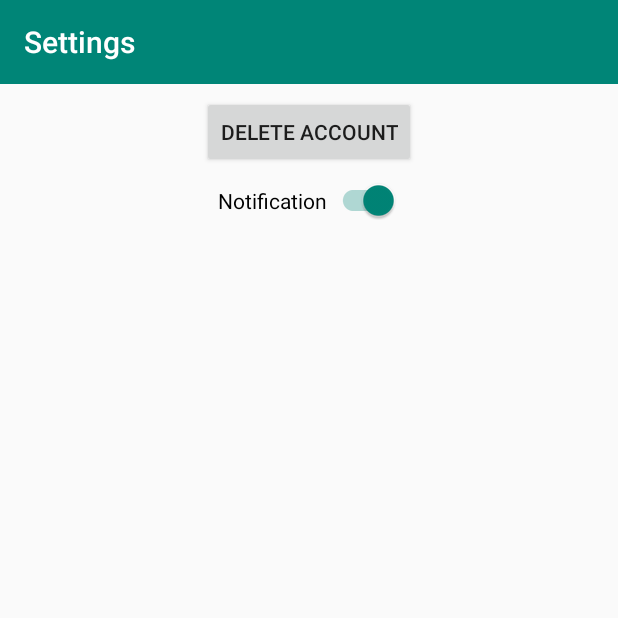
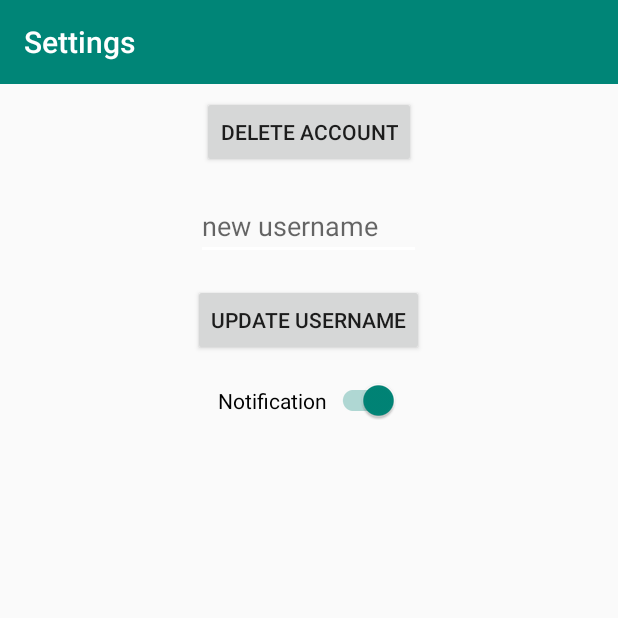
Before and after one commit to k4iz0/Go4Lunch, an Android app: the SettingsActivity screen opened directly, with no data from a screen before it, on a phone screen of 412 x 824 dp, the top half of it. Run offline under Robolectric (Android 15) with nearby library versions, the light colour scheme and no system bars; our stand-ins replace ButterKnife, Firebase (no records; nobody signed in at launch, a user with empty details on screens opened directly).

Commit message:
implement update username fonctionnality in setting

```diff
--- a/app/src/main/java/ltd/kaizo/go4lunch/controller/activities/BaseActivity.java
+++ b/app/src/main/java/ltd/kaizo/go4lunch/controller/activities/BaseActivity.java
@@ -24,7 +24,7 @@ public abstract class BaseActivity extends AppCompatActivity {
     protected void onCreate(@Nullable Bundle savedInstanceState) {
         super.onCreate(savedInstanceState);
         this.setContentView(this.getFragmentLayout());
-        ButterKnife.bind(this);
+        ButterKnife.bind(this,this);
         DataRecordHelper.init(getApplicationContext());
 
         this.configureDesign();
@@ -67,7 +67,7 @@ public abstract class BaseActivity extends AppCompatActivity {
      *
      * @return the on failure listener
      */
-    // --------------------
+// --------------------
     //ERROR HANDLER
     // --------------------
     protected OnFailureListener onFailureListener() {
--- a/app/src/main/java/ltd/kaizo/go4lunch/controller/activities/SettingsActivity.java
+++ b/app/src/main/java/ltd/kaizo/go4lunch/controller/activities/SettingsActivity.java
@@ -3,17 +3,22 @@ package ltd.kaizo.go4lunch.controller.activities;
 import android.content.DialogInterface;
 import android.content.Intent;
 import android.support.annotation.NonNull;
+import android.support.design.widget.CoordinatorLayout;
+import android.support.design.widget.Snackbar;
 import android.support.v7.app.ActionBar;
 import android.support.v7.app.AlertDialog;
 import android.support.v7.widget.SwitchCompat;
 import android.support.v7.widget.Toolbar;
 import android.util.Log;
 import android.view.ContextThemeWrapper;
+import android.view.Gravity;
 import android.view.View;
-import android.widget.Switch;
+import android.widget.EditText;
+import android.widget.Toast;
 
 import com.firebase.ui.auth.AuthUI;
 import com.google.android.gms.tasks.OnCompleteListener;
+import com.google.android.gms.tasks.OnFailureListener;
 import com.google.android.gms.tasks.OnSuccessListener;
 import com.google.android.gms.tasks.Task;
 
@@ -35,17 +40,22 @@ public class SettingsActivity extends BaseActivity {
      * The constant DELETE_USER_TASK.
      */
     private static final int DELETE_USER_TASK = 20;
-
+    CoordinatorLayout activitySettingLayout;
     /**
      * The Toolbar.
      */
     @BindView(R.id.setting_activity_toolbar)
     Toolbar toolbar;
+    /**
+     * The Notification switch.
+     */
     @BindView(R.id.activity_setting_notification_switch)
     SwitchCompat notificationSwitch;
     /**
      * The Tag.
      */
+    @BindView(R.id.activity_setting_username_edit_text)
+    EditText usernameEditText;
     private String TAG = getClass().getSimpleName();
 
     @Override
@@ -57,6 +67,7 @@ public class SettingsActivity extends BaseActivity {
     public void configureDesign() {
         this.configureToolbar();
         this.configureNotificationSwitch();
+        activitySettingLayout = findViewById(R.id.activity_setting_coordinator_layout);
     }
 
     /**
@@ -79,6 +90,43 @@ public class SettingsActivity extends BaseActivity {
 
     }
 
+    /**
+     * Configure on click update username button.
+     */
+    @OnClick(R.id.activity_setting_update_username_btn)
+    public void configureOnClickUpdateUsernameButton(final View view) {
+        if (isUsernameValid()) {
+            UserHelper.updateUsername(usernameEditText.getText().toString(), getCurrentUser().getUid()).addOnCompleteListener(new OnCompleteListener<Void>() {
+                @Override
+                public void onComplete(@NonNull Task<Void> task) {
+                    if (task.isSuccessful()) {
+                        Toast.makeText(getApplicationContext(), getString(R.string.update_usermane_success)+" "+usernameEditText.getText().toString(), Toast.LENGTH_SHORT).show();
+                    }
+                }
+            }).addOnFailureListener(new OnFailureListener() {
+                @Override
+                public void onFailure(@NonNull Exception e) {
+                    Toast.makeText(getApplicationContext(), getString(R.string.error_unknown_error), Toast.LENGTH_SHORT).show();
+                }
+            });
+        } else {
+            Toast.makeText(this, getString(R.string.updateUsernameError), Toast.LENGTH_SHORT).show();
+        }
+    }
+
+    /**
+     * return true if the username is bigger than 2 characters
+     * and different from previous username
+     *
+     * @return Boolean
+     */
+    private Boolean isUsernameValid() {
+        return usernameEditText.getText().length() > 2 && !usernameEditText.getText().equals(getCurrentUser().getDisplayName());
+    }
+
+    /**
+     * Configure notification switch.
+     */
     public void configureNotificationSwitch() {
         if (read(NOTIFICATION_ENABLE, true)) {
             notificationSwitch.setChecked(true);
@@ -146,6 +194,7 @@ public class SettingsActivity extends BaseActivity {
         };
     }
 
+
     /**
      * Configure toolbar.
      */
--- a/app/src/main/java/ltd/kaizo/go4lunch/models/API/UserHelper.java
+++ b/app/src/main/java/ltd/kaizo/go4lunch/models/API/UserHelper.java
@@ -107,9 +107,21 @@ public class UserHelper {
 
     }
 
- public static Task<Void> updateLikeRestaurant(String restaurantId, String uid) {
+    /**
+     * Update like restaurant task.
+     *
+     * @param restaurantId the restaurant id
+     * @param uid          the uid
+     * @return the task
+     */
+    public static Task<Void> updateLikeRestaurant(String restaurantId, String uid) {
 
         return UserHelper.getUsersCollection().document(uid).update("restaurantLikeList",FieldValue.arrayUnion(restaurantId));
+
+    }
+    // --- UPDATE ---
+    public static Task<Void> updateUsername(String username, String uid) {
+        return UserHelper.getUsersCollection().document(uid).update("username", username);
 
     }
 
@@ -126,11 +138,20 @@ public class UserHelper {
         return UserHelper.getUsersCollection().document(uid).delete();
 
     }
+
+    /**
+     * Delete like restaurant task.
+     *
+     * @param restaurantId the restaurant id
+     * @param uid          the uid
+     * @return the task
+     */
     public static Task<Void> deleteLikeRestaurant(String restaurantId, String uid) {
 
         return UserHelper.getUsersCollection().document(uid).update("restaurantLikeList",FieldValue.arrayRemove(restaurantId));
 
     }
+
     /**
      * Gets user data from id.
      *
--- a/app/src/main/java/ltd/kaizo/go4lunch/views/Adapter/MatesRecycleAdapter.java
+++ b/app/src/main/java/ltd/kaizo/go4lunch/views/Adapter/MatesRecycleAdapter.java
@@ -25,7 +25,7 @@ public class MatesRecycleAdapter extends FirestoreRecyclerAdapter<User, MatesVie
 
     /**
      * Create a new RecyclerView adapter that listens to a Firestore Query.  See {@link
-     * FirestoreRecyclerOptions}* for configuration options.
+     * FirestoreRecyclerOptions}** for configuration options.
      *
      * @param options the options
      * @param glide   the glide
--- /dev/null
+++ b/app/src/main/res/layout-v26/activity_settings.xml
@@ -0,0 +1,55 @@
+<?xml version="1.0" encoding="utf-8"?>
+<LinearLayout xmlns:android="http://schemas.android.com/apk/res/android"
+    xmlns:tools="http://schemas.android.com/tools"
+    android:layout_width="match_parent"
+    android:layout_height="match_parent"
+    android:orientation="vertical"
+    tools:context=".controller.activities.SettingsActivity">
+
+    <android.support.v7.widget.Toolbar
+        android:id="@+id/setting_activity_toolbar"
+        android:layout_width="match_parent"
+        android:layout_height="?android:attr/actionBarSize"
+        android:theme="@style/ToolBarStyle" />
+
+    <Button
+        android:id="@+id/activity_setting_delete_account"
+        android:layout_width="wrap_content"
+        android:layout_height="wrap_content"
+        android:layout_gravity="center"
+        android:layout_marginStart="8dp"
+        android:layout_marginTop="8dp"
+        android:layout_marginEnd="8dp"
+        android:layout_marginBottom="8dp"
+        android:text="@string/delete_account" />
+
+    <EditText
+        android:id="@+id/activity_setting_username_edit_text"
+        android:layout_width="150dp"
+        android:layout_height="wrap_content"
+        android:layout_gravity="center"
+        android:hint="@string/new_username"
+        android:layout_margin="8dp"
+        android:autofillHints="@string/new_username" />
+
+    <Button
+        android:id="@+id/activity_setting_update_username_btn"
+        android:layout_width="wrap_content"
+        android:layout_height="wrap_content"
+        android:layout_gravity="center"
+        android:layout_marginStart="8dp"
+        android:layout_marginTop="8dp"
+        android:layout_marginEnd="8dp"
+        android:layout_marginBottom="8dp"
+        android:text="@string/update_username" />
+
+    <android.support.v7.widget.SwitchCompat
+        android:id="@+id/activity_setting_notification_switch"
+        android:layout_width="wrap_content"
+        android:layout_height="wrap_content"
+        android:layout_gravity="center"
+       android:layout_margin="8dp"
+        android:text="@string/notification"
+        android:theme="@style/SwitchStyle"
+        tools:checked="true" />
+</LinearLayout>
--- a/app/src/main/res/layout/activity_settings.xml
+++ b/app/src/main/res/layout/activity_settings.xml
@@ -1,37 +1,61 @@
 <?xml version="1.0" encoding="utf-8"?>
+<android.support.design.widget.CoordinatorLayout xmlns:android="http://schemas.android.com/apk/res/android"
+   android:id="@+id/activity_setting_coordinator_layout"
+    android:layout_width="match_parent"
+    android:layout_height="match_parent">
+
     <LinearLayout xmlns:android="http://schemas.android.com/apk/res/android"
-    xmlns:app="http://schemas.android.com/apk/res-auto"
         xmlns:tools="http://schemas.android.com/tools"
-    android:orientation="vertical"
+        android:id="@+id/activity_layout_setting"
         android:layout_width="match_parent"
         android:layout_height="match_parent"
+        android:orientation="vertical"
         tools:context=".controller.activities.SettingsActivity">
 
         <android.support.v7.widget.Toolbar
             android:id="@+id/setting_activity_toolbar"
             android:layout_width="match_parent"
             android:layout_height="?android:attr/actionBarSize"
-        android:theme="@style/ToolBarStyle"
-        />
+            android:theme="@style/ToolBarStyle" />
 
         <Button
             android:id="@+id/activity_setting_delete_account"
             android:layout_width="wrap_content"
             android:layout_height="wrap_content"
+            android:layout_gravity="center"
             android:layout_marginStart="8dp"
             android:layout_marginTop="8dp"
             android:layout_marginEnd="8dp"
             android:layout_marginBottom="8dp"
-        android:text="@string/delete_account"
+            android:text="@string/delete_account" />
+
+        <EditText
+            android:id="@+id/activity_setting_username_edit_text"
+            android:layout_width="150dp"
+            android:layout_height="wrap_content"
             android:layout_gravity="center"
-        />
+            android:layout_margin="8dp"
+            android:hint="@string/new_username" />
+
+        <Button
+            android:id="@+id/activity_setting_update_username_btn"
+            android:layout_width="wrap_content"
+            android:layout_height="wrap_content"
+            android:layout_gravity="center"
+            android:layout_marginStart="8dp"
+            android:layout_marginTop="8dp"
+            android:layout_marginEnd="8dp"
+            android:layout_marginBottom="8dp"
+            android:text="@string/update_username" />
 
         <android.support.v7.widget.SwitchCompat
             android:id="@+id/activity_setting_notification_switch"
             android:layout_width="wrap_content"
             android:layout_height="wrap_content"
+            android:layout_gravity="center"
+            android:layout_margin="8dp"
             android:text="@string/notification"
             android:theme="@style/SwitchStyle"
-        tools:checked="true"
-        android:layout_gravity="center"/>
+            tools:checked="true" />
     </LinearLayout>
+</android.support.design.widget.CoordinatorLayout>
--- a/app/src/main/res/values/strings.xml
+++ b/app/src/main/res/values/strings.xml
@@ -121,5 +121,9 @@
     <string name="notification">Notification</string>
     <string name="no_choice">You haven\'t choose any restaurant yet !</string>
     <string name="going_to_lunch">you\'re going to lunch at</string>
+    <string name="update_username">update username</string>
+    <string name="new_username">new username</string>
+    <string name="update_usermane_success">username successfully updated to</string>
+    <string name="updateUsernameError">the new username should be different from the previous one and be bigger than 2 characters</string>
 
 </resources>
```
Also changed, not shown: app/src/main/java/ltd/kaizo/go4lunch/controller/activities/DetailActivity.java (+9 -1 lines), app/src/main/java/ltd/kaizo/go4lunch/controller/activities/MainActivity.java (+13 -0 lines), app/src/main/java/ltd/kaizo/go4lunch/models/API/RestaurantHelper.java (+16 -2 lines), app/src/main/java/ltd/kaizo/go4lunch/views/Adapter/PlaceAutoCompleteArrayAdapter.java (+15 -0 lines). Lines whose indentation alone changed are shown as unchanged.
